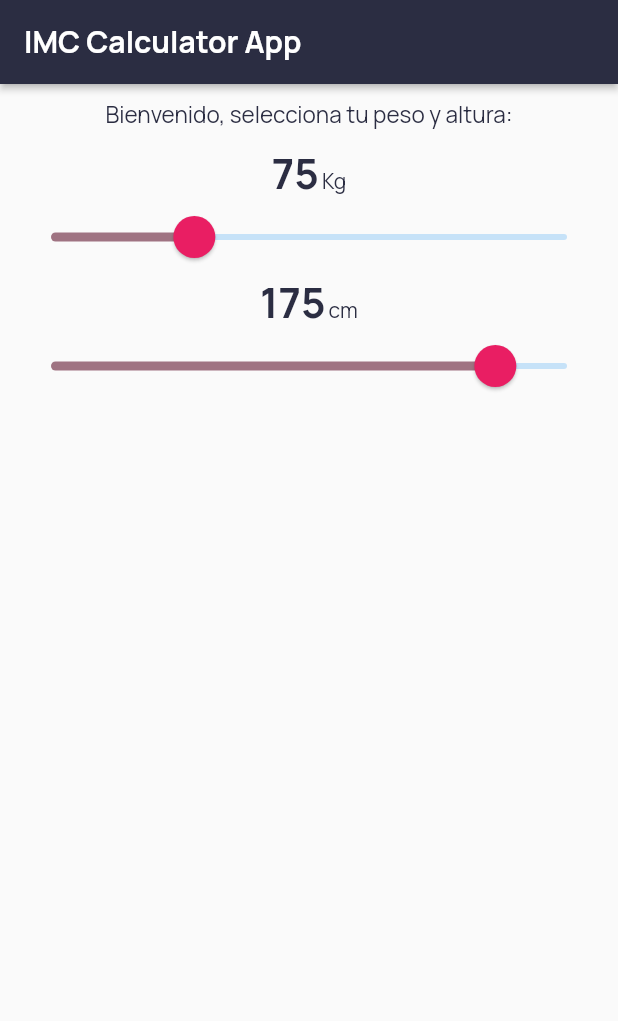
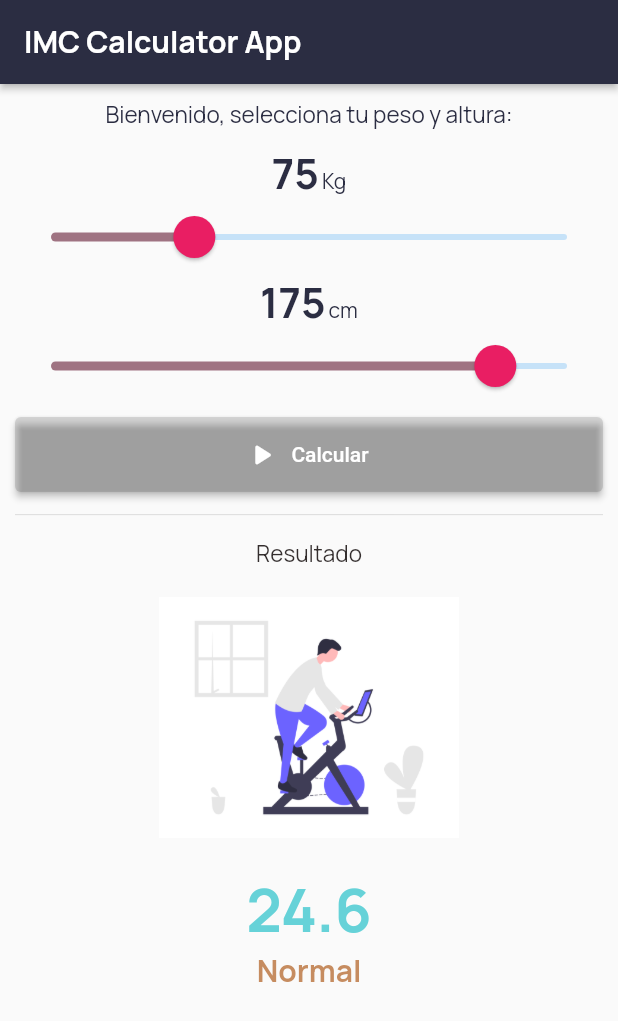
Before and after one commit to Daniyeremi125/app7_imc_dani2024, a Flutter app: the screen it shows after launch, on a phone screen of 412 x 824 dp. Shown: the top 1021 px of the screen. Run offline on Flutter 3.47's test engine with Material 3 defaults, Android fonts, the light colour scheme and no system bars.

Commit message:
IMC.imagen

```diff
--- a/lib/home_page.dart
+++ b/lib/home_page.dart
@@ -26,6 +26,7 @@ class _HomePageState extends State<HomePage> {
       body: Padding(
         padding: EdgeInsets.all(10.0),
         child: Column(
+
           children: [
             Text(
               "Bienvenido, selecciona tu peso y altura:",
@@ -115,7 +116,61 @@ class _HomePageState extends State<HomePage> {
                   },
                 );
               },
-            )
+            ),
+            SizedBox(height: 10.0,
+            ),
+            SizedBox(
+              width: double.infinity,
+              height: 50.0,
+              child: ElevatedButton.icon(label: Text ("Calcular"),
+
+              icon: Icon(Icons.play_arrow_rounded),
+              onPressed: (){},
+              style: ElevatedButton.styleFrom(backgroundColor: Colors.black12),
+              ),
+            ),
+            SizedBox(
+              height: 10.0,
+            ),
+            Divider(
+              color: Colors.black12,
+              height: 10.2,
+            ),
+            SizedBox(
+              height: 10.2,
+            ),
+            Text("Resultado",
+             style: TextStyle(fontFamily: 'Manrope',
+            fontSize: 15.0,
+            //fontWeight: FontWeight.bold,
+            color: Color.fromARGB(209, 8, 1, 1),
+            ),
+            ),
+            Center(
+              child: Image.asset('assets/img/image2.png',
+              height: 200.0,
+              width: 200.0,
+              fit: BoxFit.contain,
+              ),
+            ),
+           Text(
+                  "24.6",
+                  style: TextStyle(
+                    fontFamily: 'Manrope',
+                    fontSize: 40.0,
+                    fontWeight: FontWeight.bold,
+                    color: Color.fromARGB(159, 12, 186, 195),
+                  ),
+                ),
+                Text(
+                  "Normal",
+                  style: TextStyle(
+                    fontFamily: 'Manrope',
+                    fontSize: 20.0,
+                    fontWeight: FontWeight.bold,
+                    color: Color.fromARGB(159, 166, 74, 3),
+                  ),
+                ),
           ],
         ),
       ),
--- a/pubspec.yaml
+++ b/pubspec.yaml
@@ -59,8 +59,8 @@ flutter:
   uses-material-design: true
 
   # To add assets to your application, add an assets section, like this:
-  # assets:
-  #   - images/a_dot_burr.jpeg
+  assets:
+    - assets/img/
   #   - images/a_dot_ham.jpeg
 
   # An image asset can refer to one or more resolution-specific "variants", see
```
